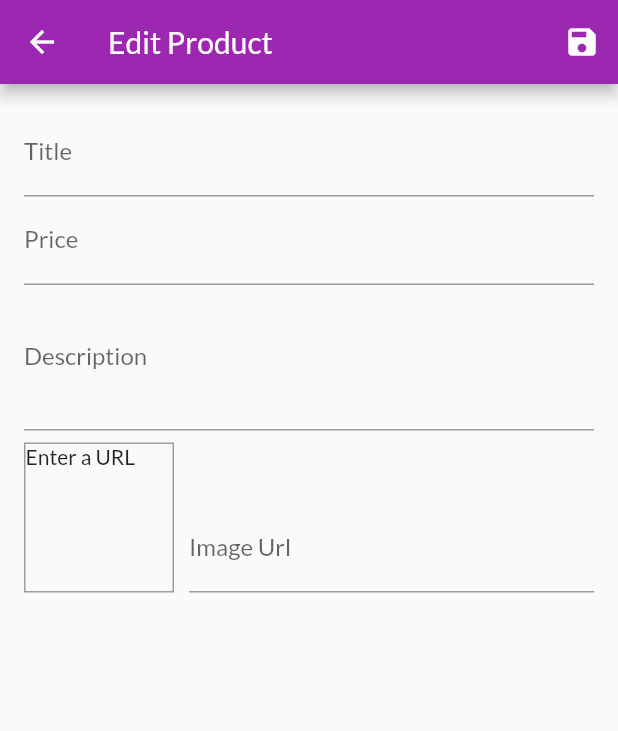
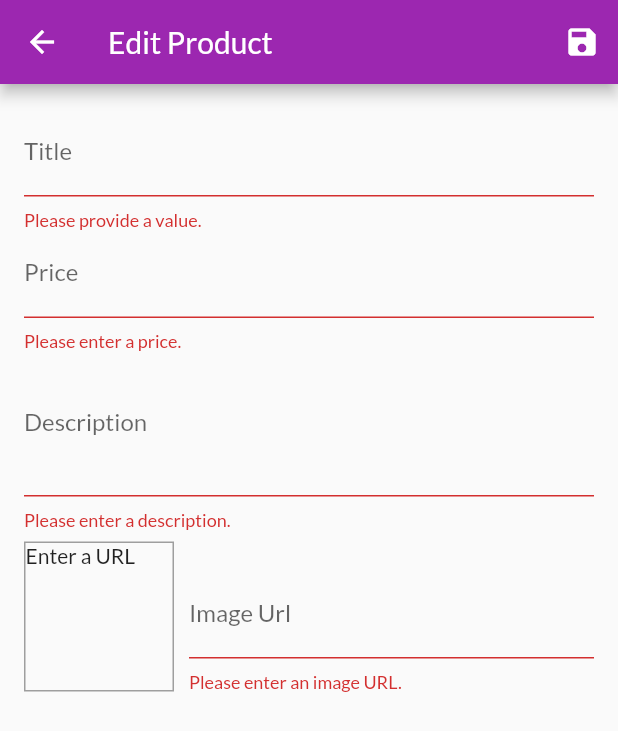
Before and after one commit to dhimasprajaya/flutter-shop-app, a Flutter app: the EditProductScreen screen opened by its route, after a tap on the "save" icon, on a phone screen of 412 x 824 dp. Shown: the top 731 px of the screen. Run offline on Flutter 3.47's test engine with Material 2 defaults, Android fonts, the phone set to English and light mode, and no system bars; network calls fail.

Commit message:
add validation on input

```diff
--- a/lib/screens/edit_product_screen.dart
+++ b/lib/screens/edit_product_screen.dart
@@ -41,11 +41,24 @@ class _EditProductScreenState extends State<EditProductScreen> {
 
   void _updateImageUrl() {
     if (!_imageUrlFocusNode.hasFocus) {
+      if (_imageUrlController.text.isEmpty ||
+          (!_imageUrlController.text.startsWith('http') &&
+              !_imageUrlController.text.startsWith('https')) ||
+          (!_imageUrlController.text.endsWith('.png') &&
+              !_imageUrlController.text.endsWith('.jpg') &&
+              !_imageUrlController.text.endsWith('jpeg'))) {
+        return;
+      }
       setState(() {});
     }
   }
 
   void _saveForm() {
+    final isValid = _form.currentState.validate();
+    if (!isValid) {
+      return;
+    }
+
     _form.currentState.save();
     print(_editedProduct.title);
     print(_editedProduct.price);
@@ -77,6 +90,12 @@ class _EditProductScreenState extends State<EditProductScreen> {
                 onFieldSubmitted: (_) {
                   FocusScope.of(context).requestFocus(_priceFocusNode);
                 },
+                validator: (value) {
+                  if (value.isEmpty) {
+                    return 'Please provide a value.';
+                  }
+                  return null;
+                },
                 onSaved: (value) {
                   _editedProduct = new Product(
                     id: null,
@@ -95,6 +114,18 @@ class _EditProductScreenState extends State<EditProductScreen> {
                 onFieldSubmitted: (_) {
                   FocusScope.of(context).requestFocus(_descriptionFocusNode);
                 },
+                validator: (value) {
+                  if (value.isEmpty) {
+                    return 'Please enter a price.';
+                  }
+                  if (double.tryParse(value) == null) {
+                    return 'Please enter a valid number.';
+                  }
+                  if (double.parse(value) <= 0) {
+                    return 'Please enter a number greater than zero.';
+                  }
+                  return null;
+                },
                 onSaved: (value) {
                   _editedProduct = new Product(
                     id: null,
@@ -110,6 +141,15 @@ class _EditProductScreenState extends State<EditProductScreen> {
                 maxLines: 3,
                 keyboardType: TextInputType.multiline,
                 focusNode: _descriptionFocusNode,
+                validator: (value) {
+                  if (value.isEmpty) {
+                    return 'Please enter a description.';
+                  }
+                  if (value.length < 10) {
+                    return 'Should be at least 10 characters long.';
+                  }
+                  return null;
+                },
                 onSaved: (value) {
                   _editedProduct = new Product(
                     id: null,
@@ -155,6 +195,21 @@ class _EditProductScreenState extends State<EditProductScreen> {
                       onFieldSubmitted: (_) {
                         _saveForm();
                       },
+                      validator: (value) {
+                        if (value.isEmpty) {
+                          return 'Please enter an image URL.';
+                        }
+                        if (!value.startsWith('http') &&
+                            !value.startsWith('https')) {
+                          return 'Please enter a valid URL.';
+                        }
+                        if (!value.endsWith('.png') &&
+                            !value.endsWith('.jpg') &&
+                            !value.endsWith('jpeg')) {
+                          return 'Please enter a valid image URL.';
+                        }
+                        return null;
+                      },
                       onSaved: (value) {
                         _editedProduct = new Product(
                           id: null,
```
